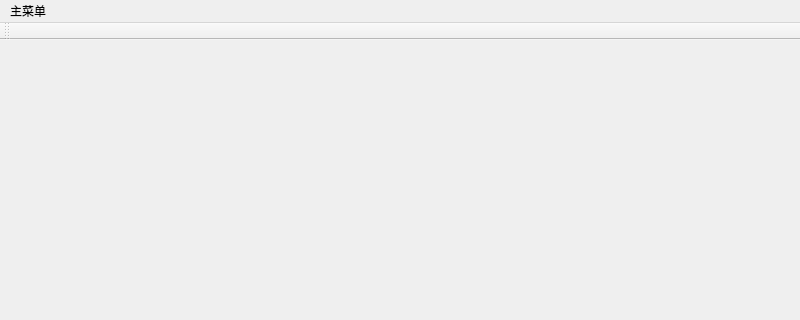
Old version of the form xgj/mainwindow.ui in the repository lsewcx/qtxiangmu; both pictures show x 0 to 800 and y 0 to 320 of the 800 by 600 pixel window.
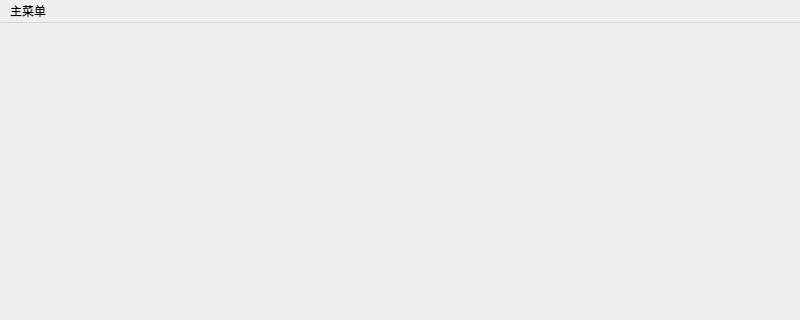
New version of the form.

Diff of the .ui file:
```diff
--- a/xgj/mainwindow.ui
+++ b/xgj/mainwindow.ui
@@ -15,17 +15,6 @@
   </property>
   <widget class="QWidget" name="centralwidget"/>
   <widget class="QStatusBar" name="statusbar"/>
-  <widget class="QToolBar" name="toolBar">
-   <property name="windowTitle">
-    <string>toolBar</string>
-   </property>
-   <attribute name="toolBarArea">
-    <enum>TopToolBarArea</enum>
-   </attribute>
-   <attribute name="toolBarBreak">
-    <bool>false</bool>
-   </attribute>
-  </widget>
   <widget class="QMenuBar" name="menuBar">
    <property name="geometry">
     <rect>
```
Left out of the diff: 5 changed lines with no effect on the pictures.
